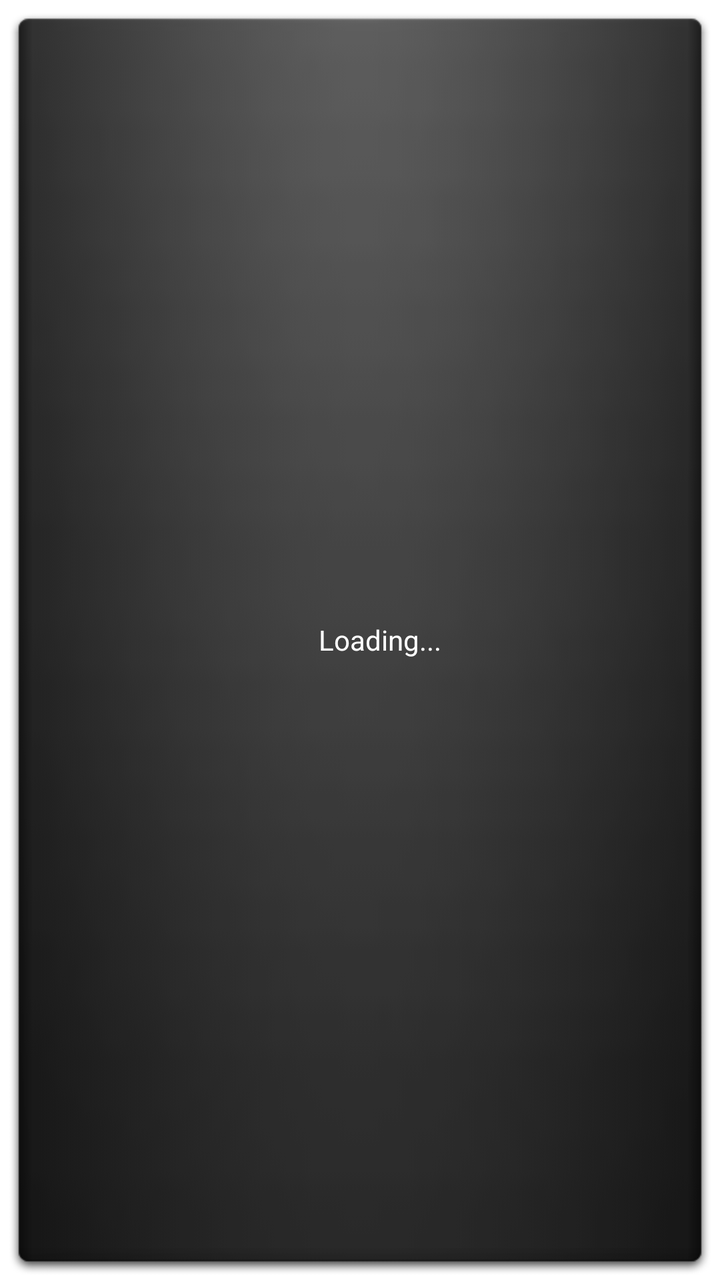
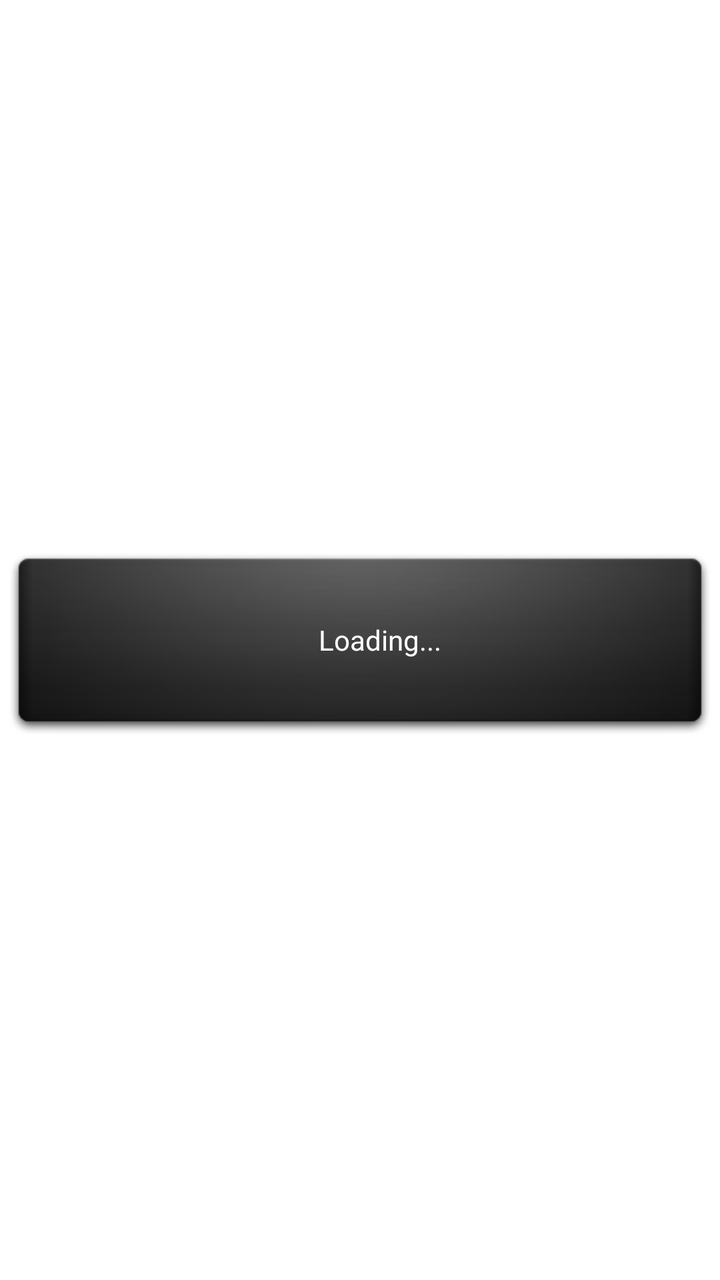

Two renders of the same Android screen: before a commit and after it. Below are the layout's source before the change and the commit's diff.
<!-- AndroidManifest.xml: fallback theme Theme.MaterialComponents.DayNight.NoActionBar -->
<!-- res/layout/genie_weather_widget.xml -->
<?xml version="1.0" encoding="utf-8"?>
<RelativeLayout xmlns:android="http://schemas.android.com/apk/res/android"
    android:id="@+id/weather_widget"
    android:background="@drawable/genie_appwidget_dark_bg_selector"
    android:focusable="true"
    android:layout_width="match_parent"
    android:layout_height="match_parent">

    <LinearLayout
        android:id="@+id/loading"
        android:gravity="center"
        android:orientation="vertical"
        android:visibility="visible"
        android:layout_width="match_parent"
        android:layout_height="match_parent">
        <LinearLayout
            android:gravity="center"
            android:orientation="horizontal"
            android:layout_width="wrap_content"
            android:layout_height="wrap_content">
            <ProgressBar
                style="?android:attr/progressBarStyleSmall"
                android:layout_width="wrap_content"
                android:layout_height="wrap_content" />
            <TextView
                android:id="@+id/loadingText"
                android:textColor="#ffffffff"
                android:gravity="center"
                android:paddingLeft="4dp"
                android:layout_width="wrap_content"
                android:layout_height="wrap_content"
                android:text="@string/genie_loading" />
        </LinearLayout>
    </LinearLayout>

    <LinearLayout
        android:id="@+id/retry"
        android:gravity="center"
        android:orientation="vertical"
        android:visibility="gone"
        android:layout_width="match_parent"
        android:layout_height="match_parent">
        <LinearLayout
            android:gravity="center"
            android:orientation="vertical"
            android:layout_width="wrap_content"
            android:layout_height="wrap_content">
            <TextView
                android:id="@+id/retrying"
                android:textColor="@color/genie_white_text"
                android:gravity="center"
                android:layout_width="wrap_content"
                android:layout_height="wrap_content"
                android:text="@string/genie_retrying" />
            <Button
                android:id="@+id/retrynow"
                android:textSize="16sp"
                android:gravity="center"
                android:layout_width="wrap_content"
                android:layout_height="wrap_content"
                android:layout_marginTop="2dp"
                android:text="@string/genie_retrynow" />
        </LinearLayout>
    </LinearLayout>

    <LinearLayout
        android:id="@+id/content"
        android:visibility="visible"
        android:layout_width="match_parent"
        android:layout_height="match_parent"
        android:layout_margin="4dp">

        <LinearLayout
            android:id="@+id/weather"
            android:gravity="center_vertical"
            android:orientation="horizontal"
            android:layout_width="match_parent"
            android:layout_height="match_parent"
            android:layout_marginLeft="4dp"
            android:layout_marginTop="1dp"
            android:layout_marginRight="4dp"
            android:layout_marginBottom="2dp">

            <ImageView
                android:id="@+id/weather_icon"
                android:paddingTop="2dp"
                android:layout_width="75dp"
                android:layout_height="75dp" />

            <RelativeLayout
                android:id="@+id/weather_extra"
                android:layout_width="wrap_content"
                android:layout_height="match_parent"
                android:layout_marginTop="4dp"
                android:layout_weight="1">

                <TextView
                    android:id="@+id/weather_temp"
                    android:textSize="50dp"
                    android:textColor="@android:color/white"
                    android:gravity="center_vertical"
                    android:layout_width="wrap_content"
                    android:layout_height="wrap_content"
                    android:layout_marginRight="10dp"
                    android:singleLine="true"
                    android:includeFontPadding="false" />

                <TextView
                    android:id="@+id/weather_city"
                    android:textSize="12dp"
                    android:textStyle="bold"
                    android:textColor="@android:color/white"
                    android:ellipsize="end"
                    android:layout_width="wrap_content"
                    android:layout_height="wrap_content"
                    android:singleLine="true"
                    android:layout_toRightOf="@id/weather_temp" />

                <TextView
                    android:id="@+id/weather_condition"
                    android:textSize="12dp"
                    android:textColor="@android:color/white"
                    android:ellipsize="end"
                    android:layout_width="wrap_content"
                    android:layout_height="wrap_content"
                    android:singleLine="true"
                    android:layout_toRightOf="@id/weather_temp"
                    android:layout_below="@id/weather_city" />

                <TextView
                    android:id="@+id/weather_high"
                    android:textSize="20dp"
                    android:textStyle="bold"
                    android:textColor="@android:color/white"
                    android:layout_width="wrap_content"
                    android:layout_height="wrap_content"
                    android:layout_toRightOf="@id/weather_temp"
                    android:layout_below="@id/weather_condition" />

                <TextView
                    android:id="@+id/weather_low"
                    android:textSize="20dp"
                    android:textColor="#ffbfbfbf"
                    android:layout_width="wrap_content"
                    android:layout_height="wrap_content"
                    android:layout_marginLeft="6dp"
                    android:layout_toRightOf="@id/weather_high"
                    android:layout_below="@id/weather_condition" />
            </RelativeLayout>

            <TextView
                android:id="@+id/weather_unavailable"
                android:textSize="10dp"
                android:textColor="@android:color/white"
                android:ellipsize="end"
                android:gravity="center"
                android:visibility="gone"
                android:layout_width="match_parent"
                android:layout_height="wrap_content"
                android:text="@string/genie_weather_unavailable"
                android:layout_centerHorizontal="true"
                android:layout_centerVertical="true" />
        </LinearLayout>
    </LinearLayout>
</RelativeLayout>
<!-- resources referenced by this layout -->
<resources>
  <!-- drawable genie_appwidget_dark_bg_selector (drawable) -->
  <?xml version="1.0" encoding="utf-8"?>
  <selector xmlns:android="http://schemas.android.com/apk/res/android">
      <item android:state_pressed="true" android:drawable="@drawable/genie_appwidget_dark_bg_press" />
      <item android:state_focused="true" android:state_window_focused="true"
          android:state_enabled="true" android:drawable="@drawable/genie_appwidget_dark_bg_focus" />
      <item android:drawable="@drawable/genie_appwidget_dark_bg" />
  </selector>
  <string name="genie_loading">Loading...</string>
  <string name="genie_retrying">Sorry, unable to connect. Please try later.</string>
  <string name="genie_retrynow">Retry now</string>
  <string name="genie_weather_unavailable">No weather information</string>
  <!-- drawable genie_appwidget_dark_bg_press: png bitmap (drawable-hdpi, 3569 bytes) -->
  <!-- drawable genie_appwidget_dark_bg_focus: png bitmap (drawable-hdpi, 3563 bytes) -->
  <!-- drawable genie_appwidget_dark_bg: png bitmap (drawable-hdpi, 3197 bytes) -->
</resources>

<!-- the commit's change to res/layout/genie_weather_widget.xml (unified diff, before → after) -->
@@ -1,165 +1,170 @@
 <?xml version="1.0" encoding="utf-8"?>
-<RelativeLayout xmlns:android="http://schemas.android.com/apk/res/android"
-    android:id="@+id/weather_widget"
-    android:background="@drawable/genie_appwidget_dark_bg_selector"
-    android:focusable="true"
+<FrameLayout xmlns:android="http://schemas.android.com/apk/res/android"
     android:layout_width="match_parent"
     android:layout_height="match_parent">
+    <RelativeLayout
+        android:id="@+id/weather_widget"
+        android:background="@drawable/genie_appwidget_dark_bg_selector"
+        android:focusable="true"
+        android:layout_width="match_parent"
+        android:layout_height="100dp"
+        android:layout_gravity="center_vertical">
 
-    <LinearLayout
-        android:id="@+id/loading"
-        android:gravity="center"
-        android:orientation="vertical"
-        android:visibility="visible"
-        android:layout_width="match_parent"
-        android:layout_height="match_parent">
         <LinearLayout
-            android:gravity="center"
-            android:orientation="horizontal"
-            android:layout_width="wrap_content"
-            android:layout_height="wrap_content">
-            <ProgressBar
-                style="?android:attr/progressBarStyleSmall"
-                android:layout_width="wrap_content"
-                android:layout_height="wrap_content" />
-            <TextView
-                android:id="@+id/loadingText"
-                android:textColor="#ffffffff"
-                android:gravity="center"
-                android:paddingLeft="4dp"
-                android:layout_width="wrap_content"
-                android:layout_height="wrap_content"
-                android:text="@string/genie_loading" />
-        </LinearLayout>
-    </LinearLayout>
-
-    <LinearLayout
-        android:id="@+id/retry"
-        android:gravity="center"
-        android:orientation="vertical"
-        android:visibility="gone"
-        android:layout_width="match_parent"
-        android:layout_height="match_parent">
-        <LinearLayout
+            android:id="@+id/loading"
             android:gravity="center"
             android:orientation="vertical"
-            android:layout_width="wrap_content"
-            android:layout_height="wrap_content">
-            <TextView
-                android:id="@+id/retrying"
-                android:textColor="@color/genie_white_text"
+            android:visibility="visible"
+            android:layout_width="match_parent"
+            android:layout_height="match_parent">
+            <LinearLayout
                 android:gravity="center"
+                android:orientation="horizontal"
                 android:layout_width="wrap_content"
-                android:layout_height="wrap_content"
-                android:text="@string/genie_retrying" />
-            <Button
-                android:id="@+id/retrynow"
-                android:textSize="16sp"
-                android:gravity="center"
-                android:layout_width="wrap_content"
-                android:layout_height="wrap_content"
-                android:layout_marginTop="2dp"
-                android:text="@string/genie_retrynow" />
+                android:layout_height="wrap_content">
+                <ProgressBar
+                    style="?android:attr/progressBarStyleSmall"
+                    android:layout_width="wrap_content"
+                    android:layout_height="wrap_content" />
+                <TextView
+                    android:id="@+id/loadingText"
+                    android:textColor="#ffffffff"
+                    android:gravity="center"
+                    android:paddingLeft="4dp"
+                    android:layout_width="wrap_content"
+                    android:layout_height="wrap_content"
+                    android:text="@string/genie_loading" />
+            </LinearLayout>
         </LinearLayout>
-    </LinearLayout>
-
-    <LinearLayout
-        android:id="@+id/content"
-        android:visibility="visible"
-        android:layout_width="match_parent"
-        android:layout_height="match_parent"
-        android:layout_margin="4dp">
 
         <LinearLayout
-            android:id="@+id/weather"
-            android:gravity="center_vertical"
-            android:orientation="horizontal"
+            android:id="@+id/retry"
+            android:gravity="center"
+            android:orientation="vertical"
+            android:visibility="gone"
+            android:layout_width="match_parent"
+            android:layout_height="match_parent">
+            <LinearLayout
+                android:gravity="center"
+                android:orientation="vertical"
+                android:layout_width="wrap_content"
+                android:layout_height="wrap_content">
+                <TextView
+                    android:id="@+id/retrying"
+                    android:textColor="@color/genie_white_text"
+                    android:gravity="center"
+                    android:layout_width="wrap_content"
+                    android:layout_height="wrap_content"
+                    android:text="@string/genie_retrying" />
+                <Button
+                    android:id="@+id/retrynow"
+                    android:textSize="16sp"
+                    android:gravity="center"
+                    android:layout_width="wrap_content"
+                    android:layout_height="wrap_content"
+                    android:layout_marginTop="2dp"
+                    android:text="@string/genie_retrynow" />
+            </LinearLayout>
+        </LinearLayout>
+
+        <LinearLayout
+            android:id="@+id/content"
+            android:visibility="visible"
             android:layout_width="match_parent"
             android:layout_height="match_parent"
-            android:layout_marginLeft="4dp"
-            android:layout_marginTop="1dp"
-            android:layout_marginRight="4dp"
-            android:layout_marginBottom="2dp">
+            android:layout_margin="4dp">
 
-            <ImageView
-                android:id="@+id/weather_icon"
-                android:paddingTop="2dp"
-                android:layout_width="75dp"
-                android:layout_height="75dp" />
+            <LinearLayout
+                android:id="@+id/weather"
+                android:gravity="center_vertical"
+                android:orientation="horizontal"
+                android:layout_width="match_parent"
+                android:layout_height="match_parent"
+                android:layout_marginLeft="4dp"
+                android:layout_marginTop="1dp"
+                android:layout_marginRight="4dp"
+                android:layout_marginBottom="2dp">
 
-            <RelativeLayout
-                android:id="@+id/weather_extra"
-                android:layout_width="wrap_content"
-                android:layout_height="match_parent"
-                android:layout_marginTop="4dp"
-                android:layout_weight="1">
+                <ImageView
+                    android:id="@+id/weather_icon"
+                    android:paddingTop="2dp"
+                    android:layout_width="75dp"
+                    android:layout_height="75dp" />
+
+                <RelativeLayout
+                    android:id="@+id/weather_extra"
+                    android:layout_width="wrap_content"
+                    android:layout_height="match_parent"
+                    android:layout_marginTop="4dp"
+                    android:layout_weight="1">
+
+                    <TextView
+                        android:id="@+id/weather_temp"
+                        android:textSize="50dp"
+                        android:textColor="@android:color/white"
+                        android:gravity="center_vertical"
+                        android:layout_width="wrap_content"
+                        android:layout_height="wrap_content"
+                        android:layout_marginRight="10dp"
+                        android:singleLine="true"
+                        android:includeFontPadding="false" />
+
+                    <TextView
+                        android:id="@+id/weather_city"
+                        android:textSize="12dp"
+                        android:textStyle="bold"
+                        android:textColor="@android:color/white"
+                        android:ellipsize="end"
+                        android:layout_width="wrap_content"
+                        android:layout_height="wrap_content"
+                        android:singleLine="true"
+                        android:layout_toRightOf="@id/weather_temp" />
+
+                    <TextView
+                        android:id="@+id/weather_condition"
+                        android:textSize="12dp"
+                        android:textColor="@android:color/white"
+                        android:ellipsize="end"
+                        android:layout_width="wrap_content"
+                        android:layout_height="wrap_content"
+                        android:singleLine="true"
+                        android:layout_toRightOf="@id/weather_temp"
+                        android:layout_below="@id/weather_city" />
+
+                    <TextView
+                        android:id="@+id/weather_high"
+                        android:textSize="20dp"
+                        android:textStyle="bold"
+                        android:textColor="@android:color/white"
+                        android:layout_width="wrap_content"
+                        android:layout_height="wrap_content"
+                        android:layout_toRightOf="@id/weather_temp"
+                        android:layout_below="@id/weather_condition" />
+
+                    <TextView
+                        android:id="@+id/weather_low"
+                        android:textSize="20dp"
+                        android:textColor="#ffbfbfbf"
+                        android:layout_width="wrap_content"
+                        android:layout_height="wrap_content"
+                        android:layout_marginLeft="6dp"
+                        android:layout_toRightOf="@id/weather_high"
+                        android:layout_below="@id/weather_condition" />
+                </RelativeLayout>
 
                 <TextView
-                    android:id="@+id/weather_temp"
-                    android:textSize="50dp"
-                    android:textColor="@android:color/white"
-                    android:gravity="center_vertical"
-                    android:layout_width="wrap_content"
-                    android:layout_height="wrap_content"
-                    android:layout_marginRight="10dp"
-                    android:singleLine="true"
-                    android:includeFontPadding="false" />
-
-                <TextView
-                    android:id="@+id/weather_city"
-                    android:textSize="12dp"
-                    android:textStyle="bold"
+                    android:id="@+id/weather_unavailable"
+                    android:textSize="10dp"
                     android:textColor="@android:color/white"
                     android:ellipsize="end"
-                    android:layout_width="wrap_content"
+                    android:gravity="center"
+                    android:visibility="gone"
+                    android:layout_width="match_parent"
                     android:layout_height="wrap_content"
-                    android:singleLine="true"
-                    android:layout_toRightOf="@id/weather_temp" />
-
-                <TextView
-                    android:id="@+id/weather_condition"
-                    android:textSize="12dp"
-                    android:textColor="@android:color/white"
-                    android:ellipsize="end"
-                    android:layout_width="wrap_content"
-                    android:layout_height="wrap_content"
-                    android:singleLine="true"
-                    android:layout_toRightOf="@id/weather_temp"
-                    android:layout_below="@id/weather_city" />
-
-                <TextView
-                    android:id="@+id/weather_high"
-                    android:textSize="20dp"
-                    android:textStyle="bold"
-                    android:textColor="@android:color/white"
-                    android:layout_width="wrap_content"
-                    android:layout_height="wrap_content"
-                    android:layout_toRightOf="@id/weather_temp"
-                    android:layout_below="@id/weather_condition" />
-
-                <TextView
-                    android:id="@+id/weather_low"
-                    android:textSize="20dp"
-                    android:textColor="#ffbfbfbf"
-                    android:layout_width="wrap_content"
-                    android:layout_height="wrap_content"
-                    android:layout_marginLeft="6dp"
-                    android:layout_toRightOf="@id/weather_high"
-                    android:layout_below="@id/weather_condition" />
-            </RelativeLayout>
-
-            <TextView
-                android:id="@+id/weather_unavailable"
-                android:textSize="10dp"
-                android:textColor="@android:color/white"
-                android:ellipsize="end"
-                android:gravity="center"
-                android:visibility="gone"
-                android:layout_width="match_parent"
-                android:layout_height="wrap_content"
-                android:text="@string/genie_weather_unavailable"
-                android:layout_centerHorizontal="true"
-                android:layout_centerVertical="true" />
+                    android:text="@string/genie_weather_unavailable"
+                    android:layout_centerHorizontal="true"
+                    android:layout_centerVertical="true" />
+            </LinearLayout>
         </LinearLayout>
-    </LinearLayout>
-</RelativeLayout>
+    </RelativeLayout>
+</FrameLayout>
